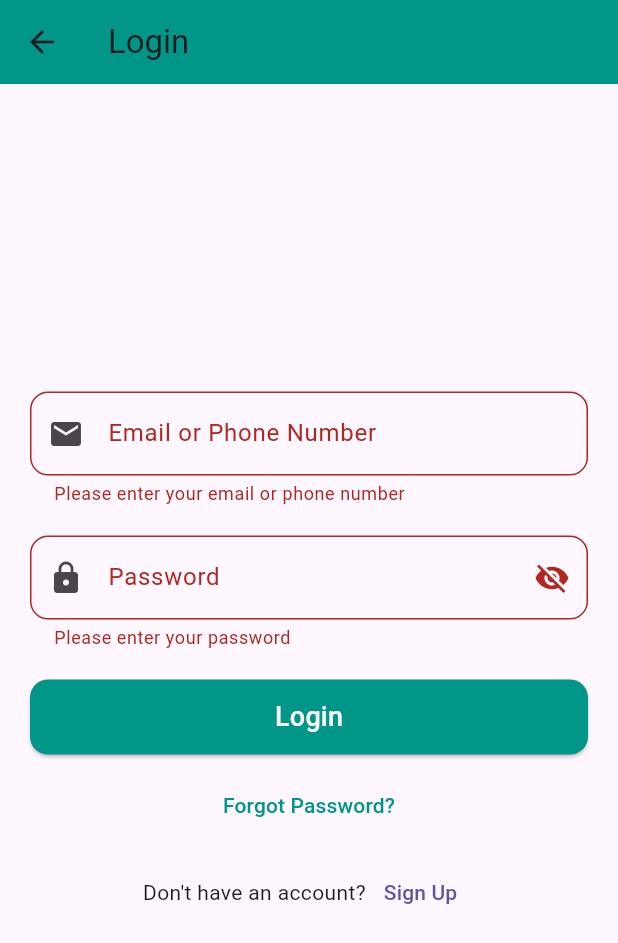
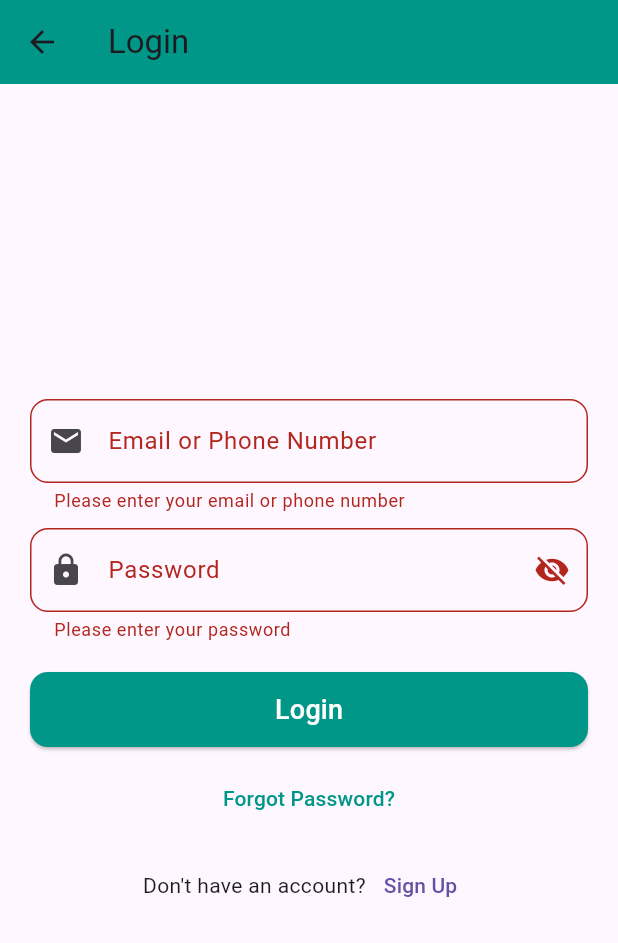
Before and after one commit to zegment-datalabs/VAN-App, a Flutter app: the LoginPage screen opened directly, after a tap on "Login", on a phone screen of 412 x 824 dp. Shown: the top 943 px of the screen. Run offline on Flutter 3.47's test engine with Material 3 defaults, Android fonts, the phone set to English and light mode, and no system bars; our stand-ins replace cloud_firestore, firebase_auth, firebase_core, firebase_storage, image_picker, shared_preferences; accounts and stored records are empty.

```diff
--- a/lib/login_page.dart
+++ b/lib/login_page.dart
@@ -1,7 +1,7 @@
 import 'package:flutter/material.dart';
 import 'package:firebase_auth/firebase_auth.dart';
 import 'category/categorypage.dart';
-import 'signup_page.dart';  // Import the SignUpPage
+import 'signup_page.dart';
 
 class LoginPage extends StatefulWidget {
   const LoginPage({super.key});
@@ -16,16 +16,24 @@ class _LoginPageState extends State<LoginPage> {
   final _passwordController = TextEditingController();
   bool _isPasswordVisible = false;
 
+  String? _emailError;
+  String? _passwordError;
+
   void _login() async {
+    setState(() {
+      _emailError = null;
+      _passwordError = null;
+    });
+
     if (_formKey.currentState!.validate()) {
       try {
         final inputText = _emailPhoneController.text.trim();
 
         // Check if input is a valid email
         if (!RegExp(r'^[^@]+@[^@]+\.[^@]+').hasMatch(inputText)) {
-        ScaffoldMessenger.of(context).showSnackBar(
-          const SnackBar(content: Text('Please enter a valid email address.')),
-        );
+          setState(() {
+            _emailError = 'Please enter a valid email address.';
+          });
           return;
         }
 
@@ -41,11 +49,9 @@ class _LoginPageState extends State<LoginPage> {
           // Check if the email is verified
           if (!user.emailVerified) {
             await user.sendEmailVerification();
-          ScaffoldMessenger.of(context).showSnackBar(
-            const SnackBar(
-              content: Text('Email not verified. Verification email sent. Please verify and try again.'),
-            ),
-          );
+            setState(() {
+              _emailError = 'Email not verified. Verification email sent. Please verify and try again.';
+            });
 
             // Sign the user out after sending the verification email
             await FirebaseAuth.instance.signOut();
@@ -59,19 +65,19 @@ class _LoginPageState extends State<LoginPage> {
           );
         }
       } on FirebaseAuthException catch (e) {
-      String errorMessage;
-
         if (e.code == 'user-not-found') {
-        errorMessage = 'No user found for that email.';
+          setState(() {
+            _emailError = 'No user found for that email.';
+          });
         } else if (e.code == 'wrong-password') {
-        errorMessage = 'Incorrect password.';
+          setState(() {
+            _passwordError = 'Incorrect password.';
+          });
         } else {
-        errorMessage = 'An error occurred. Please try again.';
+          setState(() {
+            _emailError = 'Invalid email.Verify your email.';
+          });
         }
-
-      ScaffoldMessenger.of(context).showSnackBar(
-        SnackBar(content: Text(errorMessage)),
-      );
       }
     }
   }
@@ -102,6 +108,7 @@ class _LoginPageState extends State<LoginPage> {
                     border: OutlineInputBorder(
                       borderRadius: BorderRadius.circular(12.0),
                     ),
+                    errorText: _emailError,
                   ),
                   validator: (value) {
                     if (value == null || value.isEmpty) {
@@ -110,7 +117,7 @@ class _LoginPageState extends State<LoginPage> {
                     return null;
                   },
                 ),
-                const SizedBox(height: 20.0),
+                const SizedBox(height: 10.0),
 
                 // Password Input
                 TextFormField(
@@ -132,6 +139,7 @@ class _LoginPageState extends State<LoginPage> {
                     border: OutlineInputBorder(
                       borderRadius: BorderRadius.circular(12.0),
                     ),
+                    errorText: _passwordError,
                   ),
                   validator: (value) {
                     if (value == null || value.isEmpty) {
```
Lines whose indentation alone changed are shown as unchanged.
